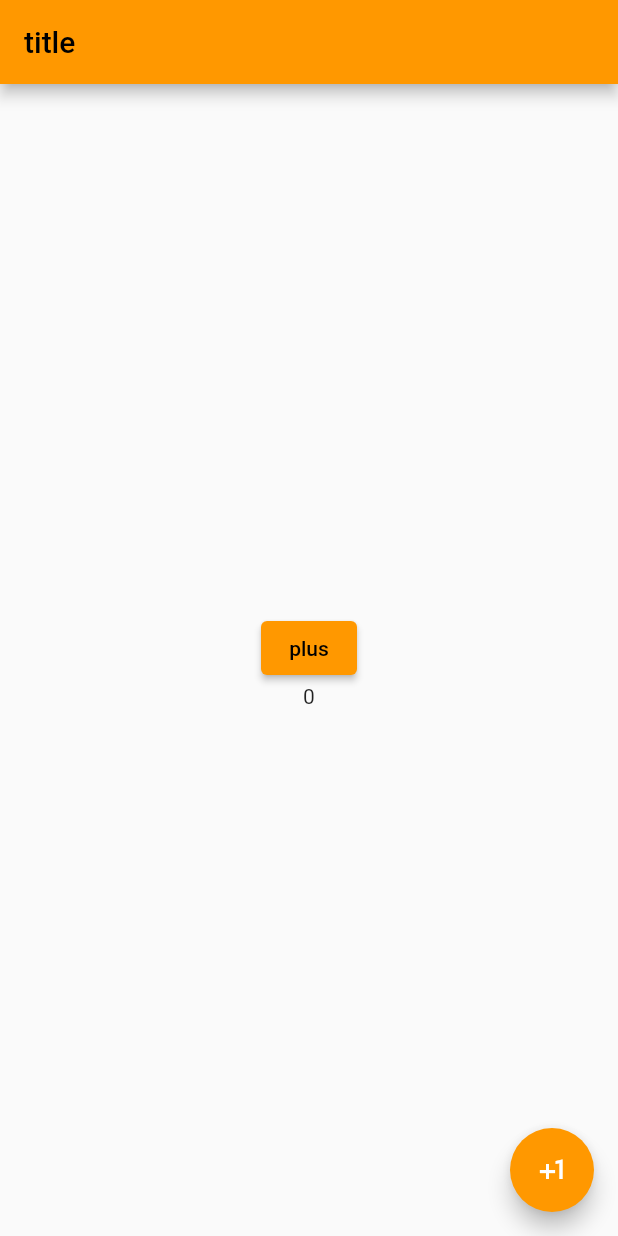
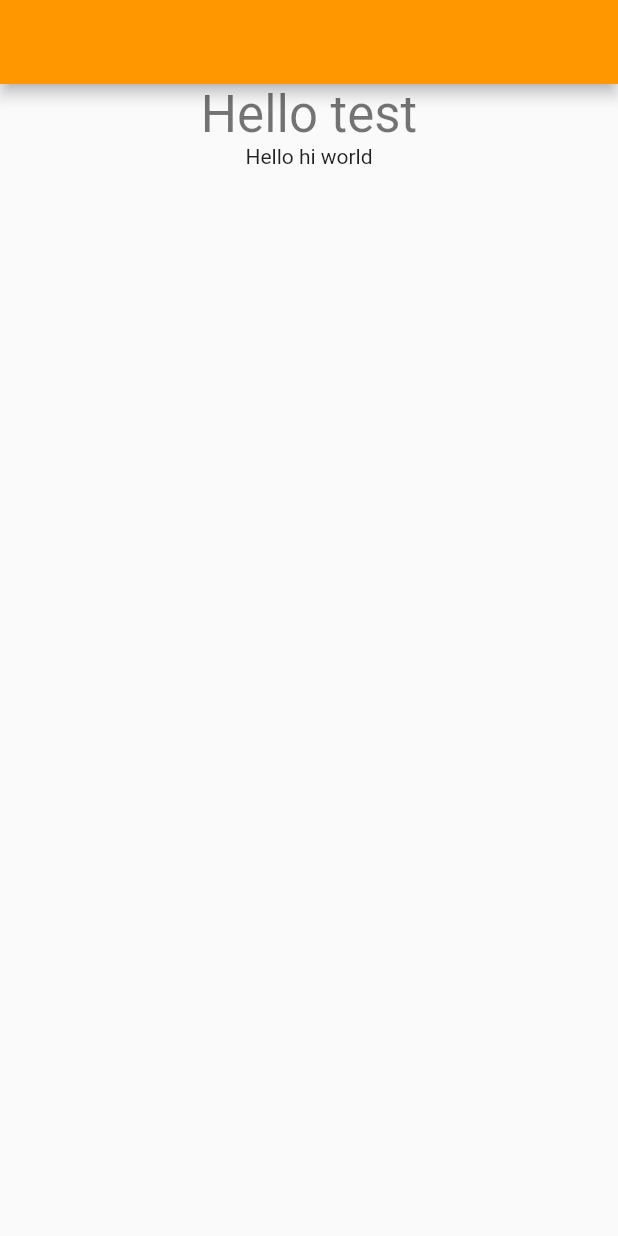
Before and after one commit to RektPunk/letsflutter, a Flutter app: the screen it shows after launch, on a phone screen of 412 x 824 dp. Run offline on Flutter 3.47's test engine with Material 2 defaults, Android fonts, the phone set to English and light mode, and no system bars.

Commit message:
feat - add widget

```diff
--- a/lib/main.dart
+++ b/lib/main.dart
@@ -16,7 +16,7 @@ class MyApp extends StatelessWidget {
       theme: ThemeData(
         primarySwatch: Colors.orange,
       ),
-      home: const FloatingWidget(),
+      home: const Generator(title: "hi", name: "test"),
     );
   }
 }
--- a/lib/pages/homepage.dart
+++ b/lib/pages/homepage.dart
@@ -280,3 +280,39 @@ class _FloatingWidget extends State<FloatingWidget> {
     );
   }
 }
+
+class Generator extends StatefulWidget {
+  const Generator({
+      Key? key,
+      required this.title,
+      required this.name,
+    }) : super(key: key);
+
+  final String title;
+  final String name;
+
+  @override
+  State<Generator> createState() => _GeneratorState();
+}
+
+class _GeneratorState extends State<Generator> {
+  @override
+  Widget build(BuildContext context) {
+    return Scaffold(
+      appBar: AppBar(),
+      body: Center(
+        child: Column(
+          children: [
+            Text(
+              'Hello ${widget.name}',
+              style: Theme.of(context).textTheme.headline4
+            ),
+            Text(
+              'Hello ${widget.title} world',
+            ),
+          ],
+        ),
+      )
+    );
+  }
+}
```
